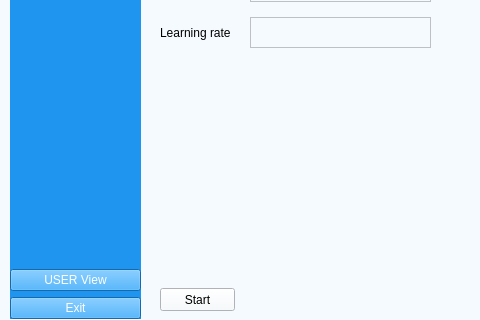
First picture: the form in UI/aUI_projekt_EEG.ui, repository matimusial/ADHDPredictorApp, before the edit; both pictures show x 0 to 480 and y 292 to 612 of the 1315 by 612 pixel window.
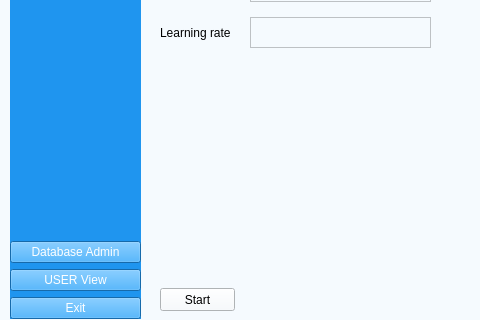
Second picture: the form after the edit.

Commit message: imports from config inside functions

Diff of the .ui file:
```diff
--- a/UI/aUI_projekt_EEG.ui
+++ b/UI/aUI_projekt_EEG.ui
@@ -79,6 +79,13 @@
        </property>
       </spacer>
      </item>
+     <item>
+      <widget class="QPushButton" name="dbButton">
+       <property name="text">
+        <string>Database Admin</string>
+       </property>
+      </widget>
+     </item>
      <item>
       <widget class="QPushButton" name="switchSceneBtn">
        <property name="text">
```
The commit also changes 1 other file.
